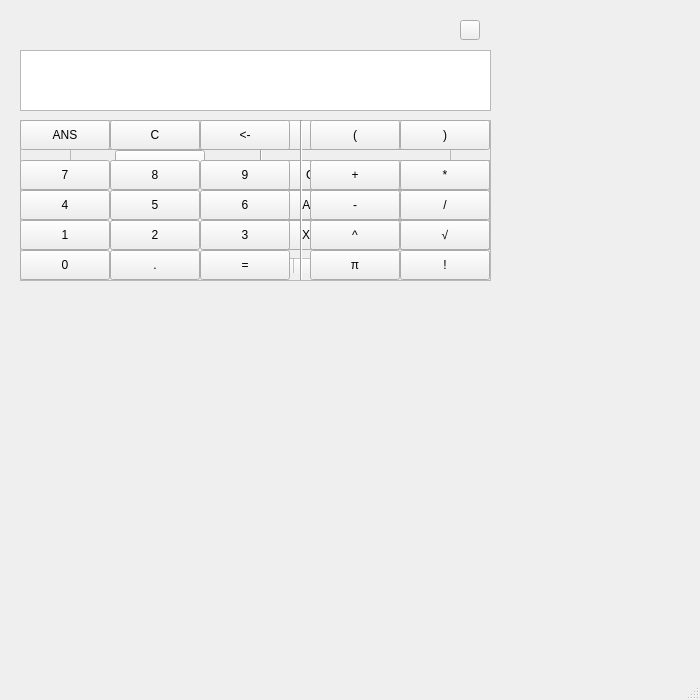
Above: src/mainwindow.ui from Trsak/Black-Coconuts before the change. Below: the same form after it.
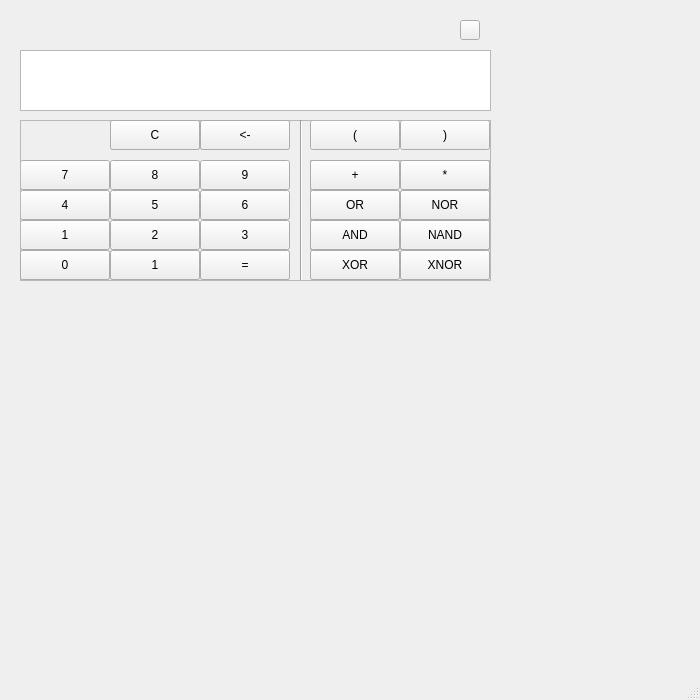
That is the form after the change. Icons and pictures are not drawn.

Patch:
```diff
--- a/src/mainwindow.ui
+++ b/src/mainwindow.ui
@@ -83,7 +83,10 @@
      <enum>QAbstractScrollArea::AdjustIgnored</enum>
     </property>
     <property name="lineWrapMode">
-     <enum>QTextEdit::NoWrap</enum>
+     <enum>QTextEdit::WidgetWidth</enum>
+    </property>
+    <property name="lineWrapColumnOrWidth">
+     <number>80</number>
     </property>
     <property name="readOnly">
      <bool>false</bool>
@@ -231,19 +234,6 @@
       <string>&lt;-</string>
      </property>
     </widget>
-    <widget class="QPushButton" name="buttonANS">
-     <property name="geometry">
-      <rect>
-       <x>0</x>
-       <y>0</y>
-       <width>90</width>
-       <height>30</height>
-      </rect>
-     </property>
-     <property name="text">
-      <string>ANS</string>
-     </property>
-    </widget>
     <widget class="QPushButton" name="button4">
      <property name="geometry">
       <rect>
@@ -337,11 +327,6 @@
        <string>+</string>
       </property>
      </widget>
-     <zorder>buttonDivision</zorder>
-     <zorder>buttonKrat</zorder>
-     <zorder>buttonMinus</zorder>
-     <zorder>buttonPlus</zorder>
-     <zorder>frameSecond</zorder>
     </widget>
     <widget class="QPushButton" name="button0">
      <property name="geometry">
@@ -499,7 +484,6 @@
     <zorder>buttonQDot</zorder>
     <zorder>button2</zorder>
     <zorder>buttonUndo</zorder>
-    <zorder>buttonANS</zorder>
     <zorder>button4</zorder>
     <zorder>buttonWReset</zorder>
     <zorder>frameMain</zorder>
@@ -517,9 +501,9 @@
    <widget class="QFrame" name="binaryWindow">
     <property name="geometry">
      <rect>
-      <x>70</x>
+      <x>20</x>
       <y>120</y>
-      <width>381</width>
+      <width>471</width>
       <height>161</height>
      </rect>
     </property>
@@ -532,8 +516,8 @@
     <widget class="QPushButton" name="buttonEnter_b">
      <property name="geometry">
       <rect>
-       <x>90</x>
-       <y>115</y>
+       <x>180</x>
+       <y>130</y>
        <width>90</width>
        <height>30</height>
       </rect>
@@ -546,7 +530,7 @@
      <property name="geometry">
       <rect>
        <x>90</x>
-       <y>85</y>
+       <y>130</y>
        <width>90</width>
        <height>30</height>
       </rect>
@@ -555,77 +539,23 @@
       <string>1</string>
      </property>
     </widget>
-    <widget class="QScrollBar" name="horizontalScrollBar_b">
-     <property name="geometry">
-      <rect>
-       <x>210</x>
-       <y>138</y>
-       <width>160</width>
-       <height>15</height>
-      </rect>
-     </property>
-     <property name="maximum">
-      <number>1</number>
-     </property>
-     <property name="pageStep">
-      <number>1</number>
-     </property>
-     <property name="value">
-      <number>0</number>
-     </property>
-     <property name="sliderPosition">
-      <number>0</number>
-     </property>
-     <property name="orientation">
-      <enum>Qt::Horizontal</enum>
-     </property>
-     <property name="invertedAppearance">
-      <bool>false</bool>
-     </property>
-    </widget>
-    <widget class="Line" name="line_b">
-     <property name="geometry">
-      <rect>
-       <x>190</x>
-       <y>0</y>
-       <width>3</width>
-       <height>160</height>
-      </rect>
-     </property>
-     <property name="orientation">
-      <enum>Qt::Vertical</enum>
-     </property>
-    </widget>
-    <widget class="QPushButton" name="buttonLeftBar_b">
-     <property name="geometry">
-      <rect>
-       <x>200</x>
-       <y>0</y>
-       <width>90</width>
-       <height>30</height>
-      </rect>
-     </property>
-     <property name="text">
-      <string>(</string>
-     </property>
-    </widget>
-    <widget class="QPushButton" name="buttonQDot_b">
+    <widget class="QPushButton" name="button0_b">
      <property name="geometry">
       <rect>
        <x>0</x>
-       <y>115</y>
+       <y>130</y>
        <width>90</width>
        <height>30</height>
       </rect>
      </property>
      <property name="text">
-      <string>.</string>
+      <string>0</string>
      </property>
     </widget>
     <widget class="QPushButton" name="buttonUndo_b">
      <property name="geometry">
       <rect>
-       <x>90</x>
+       <x>180</x>
        <y>0</y>
        <width>90</width>
        <height>30</height>
@@ -635,23 +565,10 @@
       <string>&lt;-</string>
      </property>
     </widget>
-    <widget class="QPushButton" name="buttonANS_b">
-     <property name="geometry">
-      <rect>
-       <x>45</x>
-       <y>30</y>
-       <width>90</width>
-       <height>30</height>
-      </rect>
-     </property>
-     <property name="text">
-      <string>ANS</string>
-     </property>
-    </widget>
     <widget class="QPushButton" name="buttonWReset_b">
      <property name="geometry">
       <rect>
-       <x>0</x>
+       <x>90</x>
        <y>0</y>
        <width>90</width>
        <height>30</height>
@@ -661,225 +578,102 @@
       <string>C</string>
      </property>
     </widget>
-    <widget class="QPushButton" name="button0_b">
+    <widget class="QPushButton" name="buttonNOR_b">
      <property name="geometry">
       <rect>
-       <x>0</x>
-       <y>85</y>
+       <x>380</x>
+       <y>70</y>
        <width>90</width>
        <height>30</height>
       </rect>
      </property>
      <property name="text">
-      <string>0</string>
+      <string>NOR</string>
      </property>
     </widget>
-    <widget class="QPushButton" name="buttonRightBar_b">
+    <widget class="QPushButton" name="buttonNAND_b">
      <property name="geometry">
       <rect>
+       <x>380</x>
+       <y>100</y>
+       <width>90</width>
+       <height>30</height>
+      </rect>
+     </property>
+     <property name="text">
+      <string>NAND</string>
+     </property>
+    </widget>
+    <widget class="QPushButton" name="buttonOR_b">
+     <property name="geometry">
+      <rect>
        <x>290</x>
+       <y>70</y>
+       <width>90</width>
+       <height>30</height>
+      </rect>
+     </property>
+     <property name="text">
+      <string>OR</string>
+     </property>
+    </widget>
+    <widget class="QPushButton" name="buttonAND_b">
+     <property name="geometry">
+      <rect>
+       <x>290</x>
+       <y>100</y>
+       <width>90</width>
+       <height>30</height>
+      </rect>
+     </property>
+     <property name="text">
+      <string>AND</string>
+     </property>
+    </widget>
+    <widget class="QPushButton" name="buttonXOR_b">
+     <property name="geometry">
+      <rect>
+       <x>290</x>
+       <y>130</y>
+       <width>90</width>
+       <height>30</height>
+      </rect>
+     </property>
+     <property name="text">
+      <string>XOR</string>
+     </property>
+    </widget>
+    <widget class="QPushButton" name="buttonXNOR_b">
+     <property name="geometry">
+      <rect>
+       <x>380</x>
+       <y>130</y>
+       <width>90</width>
+       <height>30</height>
+      </rect>
+     </property>
+     <property name="text">
+      <string>XNOR</string>
+     </property>
+    </widget>
+    <widget class="Line" name="line_2">
+     <property name="geometry">
+      <rect>
+       <x>280</x>
        <y>0</y>
-       <width>90</width>
-       <height>30</height>
+       <width>3</width>
+       <height>160</height>
       </rect>
      </property>
-     <property name="text">
-      <string>)</string>
+     <property name="orientation">
+      <enum>Qt::Vertical</enum>
      </property>
     </widget>
-    <widget class="QFrame" name="frameMain_b">
-     <property name="geometry">
-      <rect>
-       <x>200</x>
-       <y>40</y>
-       <width>180</width>
-       <height>90</height>
-      </rect>
-     </property>
-     <property name="frameShape">
-      <enum>QFrame::StyledPanel</enum>
-     </property>
-     <property name="frameShadow">
-      <enum>QFrame::Raised</enum>
-     </property>
-     <widget class="QPushButton" name="buttonDivision_b">
-      <property name="geometry">
-       <rect>
-        <x>0</x>
-        <y>0</y>
-        <width>90</width>
-        <height>30</height>
-       </rect>
-      </property>
-      <property name="text">
-       <string>/</string>
-      </property>
-     </widget>
-     <widget class="QPushButton" name="buttonKrat_b">
-      <property name="geometry">
-       <rect>
-        <x>0</x>
-        <y>30</y>
-        <width>90</width>
-        <height>30</height>
-       </rect>
-      </property>
-      <property name="text">
-       <string>*</string>
-      </property>
-     </widget>
-     <widget class="QPushButton" name="buttonNOT_b">
-      <property name="geometry">
-       <rect>
-        <x>0</x>
-        <y>60</y>
-        <width>90</width>
-        <height>30</height>
-       </rect>
-      </property>
-      <property name="text">
-       <string>NOT</string>
-      </property>
-     </widget>
-     <widget class="QPushButton" name="buttonMinus_b">
-      <property name="geometry">
-       <rect>
-        <x>90</x>
-        <y>0</y>
-        <width>90</width>
-        <height>30</height>
-       </rect>
-      </property>
-      <property name="text">
-       <string>-</string>
-      </property>
-     </widget>
-     <widget class="QPushButton" name="buttonPlus_b">
-      <property name="geometry">
-       <rect>
-        <x>90</x>
-        <y>30</y>
-        <width>90</width>
-        <height>30</height>
-       </rect>
-      </property>
-      <property name="text">
-       <string>+</string>
-      </property>
-     </widget>
-     <widget class="QPushButton" name="buttonRound_b">
-      <property name="geometry">
-       <rect>
-        <x>90</x>
-        <y>60</y>
-        <width>90</width>
-        <height>30</height>
-       </rect>
-      </property>
-      <property name="text">
-       <string>RND</string>
-      </property>
-     </widget>
-    </widget>
-    <widget class="QFrame" name="frameSecond_b">
-     <property name="geometry">
-      <rect>
-       <x>200</x>
-       <y>40</y>
-       <width>181</width>
-       <height>90</height>
-      </rect>
-     </property>
-     <property name="frameShape">
-      <enum>QFrame::StyledPanel</enum>
-     </property>
-     <property name="frameShadow">
-      <enum>QFrame::Raised</enum>
-     </property>
-     <widget class="QPushButton" name="buttonOR_b">
-      <property name="geometry">
-       <rect>
-        <x>0</x>
-        <y>0</y>
-        <width>90</width>
-        <height>30</height>
-       </rect>
-      </property>
-      <property name="text">
-       <string>OR</string>
-      </property>
-     </widget>
-     <widget class="QPushButton" name="buttonAND_b">
-      <property name="geometry">
-       <rect>
-        <x>0</x>
-        <y>30</y>
-        <width>90</width>
-        <height>30</height>
-       </rect>
-      </property>
-      <property name="text">
-       <string>AND</string>
-      </property>
-     </widget>
-     <widget class="QPushButton" name="buttonNAND_b">
-      <property name="geometry">
-       <rect>
-        <x>90</x>
-        <y>30</y>
-        <width>90</width>
-        <height>30</height>
-       </rect>
-      </property>
-      <property name="text">
-       <string>NAND</string>
-      </property>
-     </widget>
-     <widget class="QPushButton" name="buttonNOR_b">
-      <property name="geometry">
-       <rect>
-        <x>90</x>
-        <y>0</y>
-        <width>90</width>
-        <height>30</height>
-       </rect>
-      </property>
-      <property name="text">
-       <string>NOR</string>
-      </property>
-     </widget>
-     <widget class="QPushButton" name="buttonXNOR_b">
-      <property name="geometry">
-       <rect>
-        <x>90</x>
-        <y>60</y>
-        <width>90</width>
-        <height>30</height>
-       </rect>
-      </property>
-      <property name="text">
-       <string>XNOR</string>
-      </property>
-     </widget>
-     <widget class="QPushButton" name="buttonXOR_b">
-      <property name="geometry">
-       <rect>
-        <x>0</x>
-        <y>60</y>
-        <width>90</width>
-        <height>30</height>
-       </rect>
-      </property>
-      <property name="text">
-       <string>XOR</string>
-      </property>
-     </widget>
-    </widget>
    </widget>
+   <zorder>mainWindow</zorder>
    <zorder>binaryWindow</zorder>
    <zorder>buttonSettings</zorder>
    <zorder>textEdit</zorder>
-   <zorder>mainWindow</zorder>
   </widget>
   <widget class="QStatusBar" name="statusBar"/>
  </widget>
```
